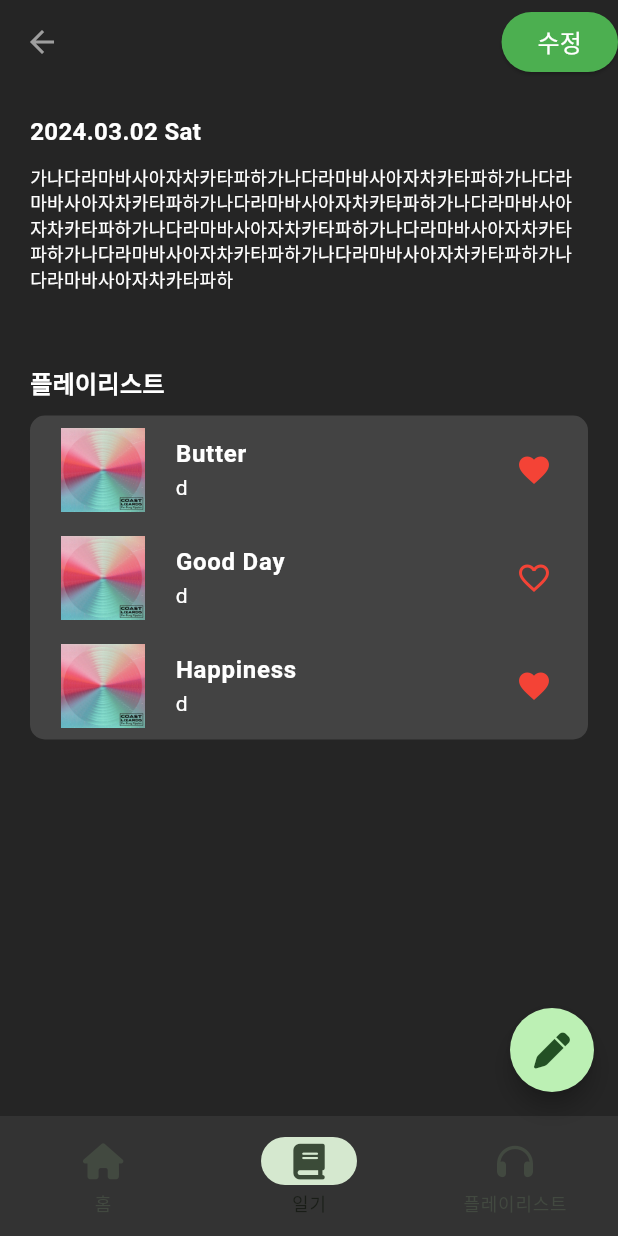
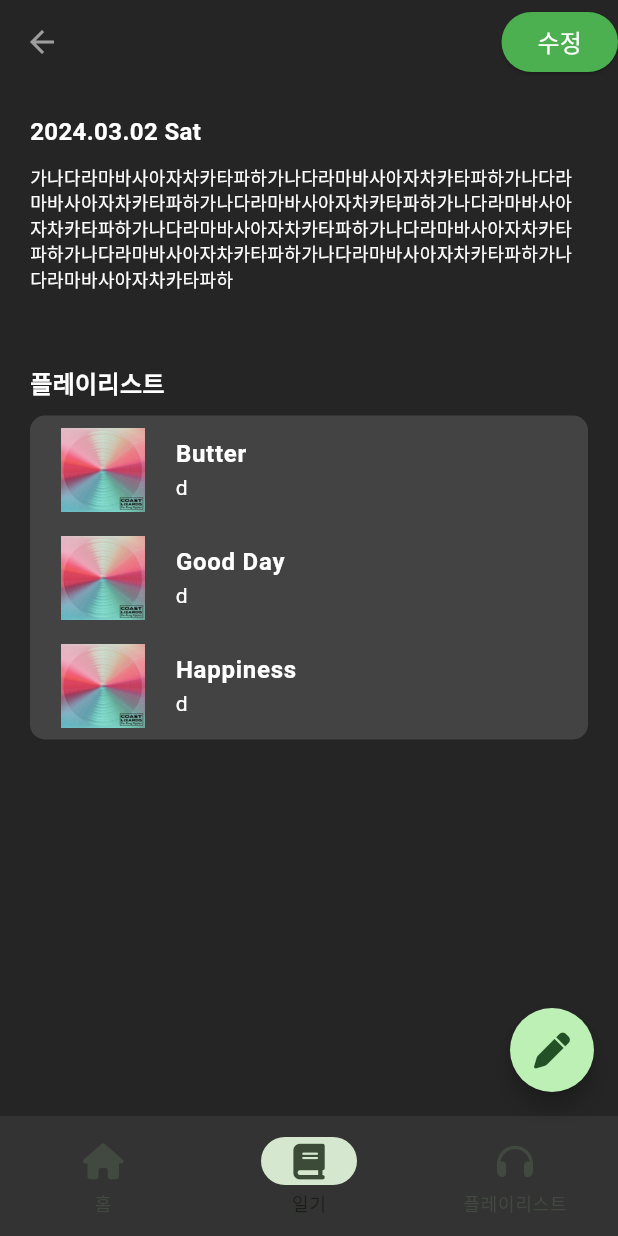
Before and after one commit to boridosa/emolist, a Flutter app: the DiaryScreen screen opened by its route, after a tap on an icon or button, on a phone screen of 412 x 824 dp. Run offline on Flutter 3.47's test engine with Material 3 defaults, Android fonts, the phone set to English and light mode, and no system bars; our stand-ins replace font_awesome_flutter, go_router.

Commit message:
💄 remove like Icon from Track Widget

```diff
--- a/lib/src/screens/diary_detail_screen.dart
+++ b/lib/src/screens/diary_detail_screen.dart
@@ -126,12 +126,6 @@ class _DiaryDetailScreenState extends State<DiaryDetailScreen> {
                             width: 65,
                             height: 65,
                           ),
-                          trailing: Icon(
-                            track.liked
-                                ? Icons.favorite
-                                : Icons.favorite_border,
-                            color: Colors.red,
-                          ),
                         )
                     ],
                   ),
--- a/lib/widgets/track_widget.dart
+++ b/lib/widgets/track_widget.dart
@@ -47,10 +47,6 @@ class Track extends StatelessWidget {
                   width: 50,
                   height: 50,
                 ),
-                trailing: Icon(
-                  liked ? Icons.favorite : Icons.favorite_border,
-                  color: Colors.red,
-                ),
               )
             ],
           ),
```
